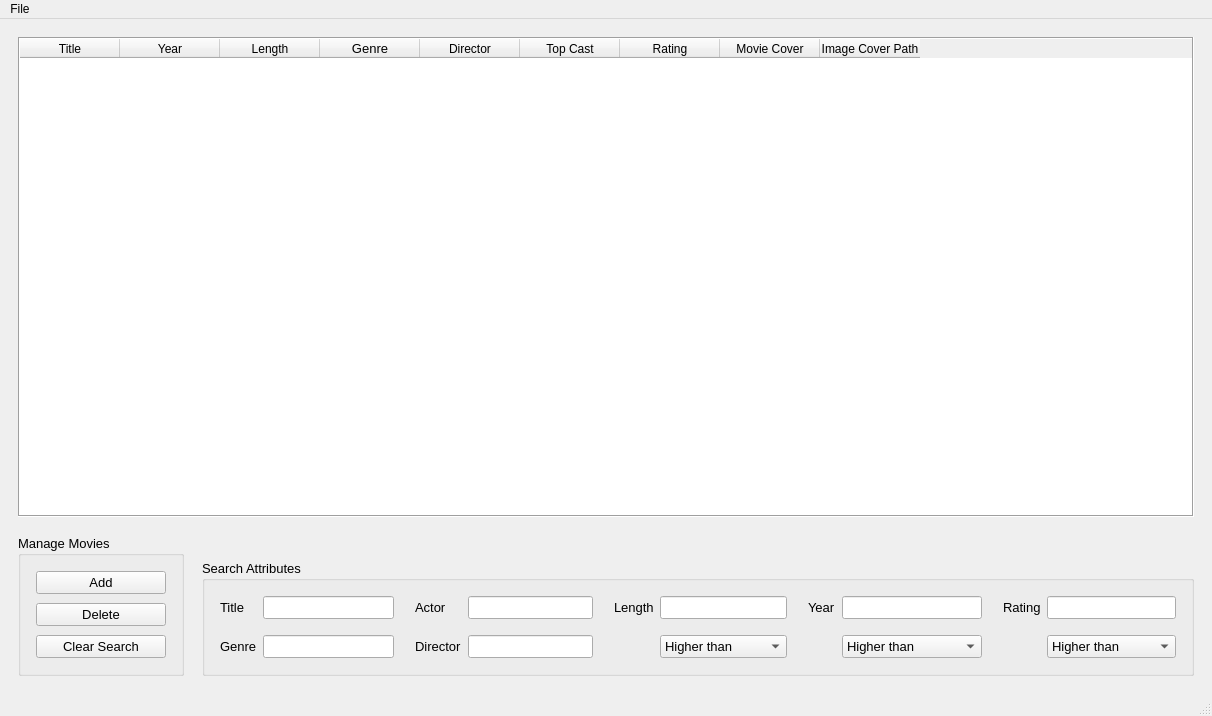
This is mainwindow.ui in filip-ba/movie-archive as Qt 5 draws it before an edit. The edited form follows.
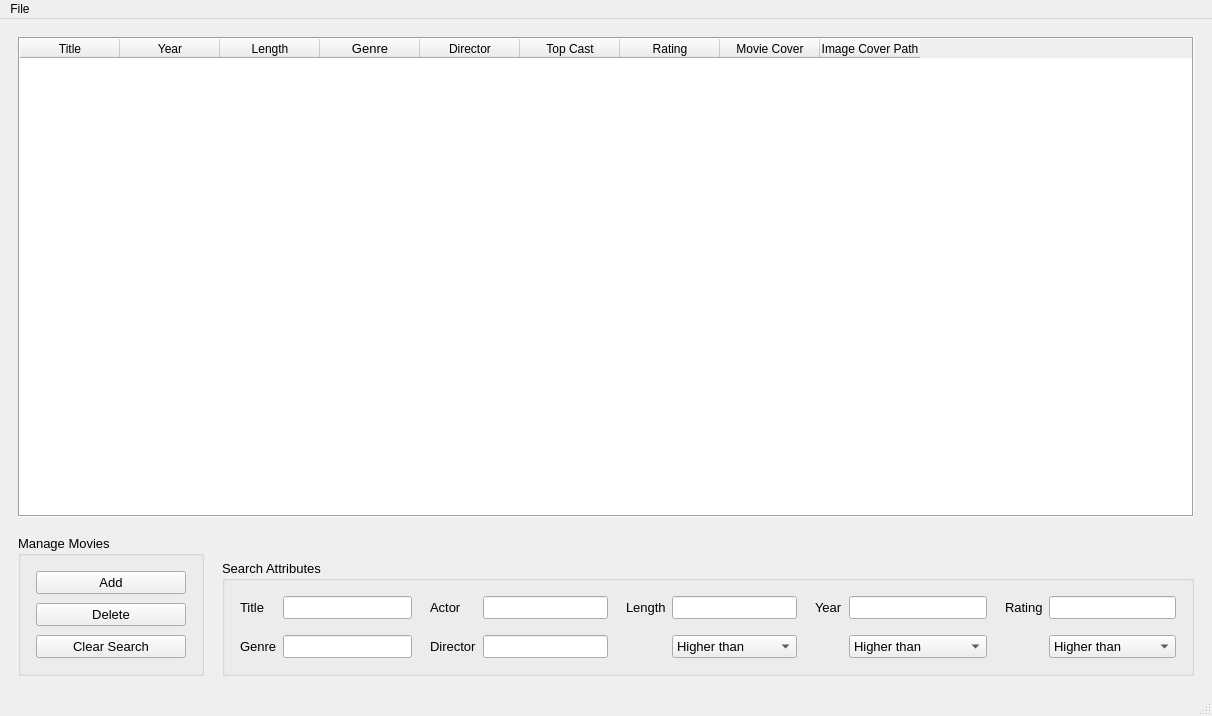
This is the edited form.

```diff
--- a/mainwindow.ui
+++ b/mainwindow.ui
@@ -10,6 +10,12 @@
     <height>716</height>
    </rect>
   </property>
+  <property name="sizePolicy">
+   <sizepolicy hsizetype="MinimumExpanding" vsizetype="Preferred">
+    <horstretch>0</horstretch>
+    <verstretch>0</verstretch>
+   </sizepolicy>
+  </property>
   <property name="windowTitle">
    <string>MainWindow</string>
   </property>
@@ -222,7 +228,7 @@
              </property>
              <property name="minimumSize">
               <size>
-               <width>120</width>
+               <width>150</width>
                <height>0</height>
               </size>
              </property>
@@ -314,10 +320,13 @@
         <property name="title">
          <string>Search Attributes</string>
         </property>
+        <property name="flat">
+         <bool>false</bool>
+        </property>
+        <property name="checkable">
+         <bool>false</bool>
+        </property>
         <layout class="QHBoxLayout" name="horizontalLayout">
-         <property name="spacing">
-          <number>9</number>
-         </property>
          <item>
           <layout class="QFormLayout" name="formLayout">
            <property name="horizontalSpacing">
@@ -346,7 +355,14 @@
             </widget>
            </item>
            <item row="0" column="1">
-            <widget class="QLineEdit" name="leSearchTitle"/>
+            <widget class="QLineEdit" name="leSearchTitle">
+             <property name="sizePolicy">
+              <sizepolicy hsizetype="MinimumExpanding" vsizetype="Fixed">
+               <horstretch>0</horstretch>
+               <verstretch>0</verstretch>
+              </sizepolicy>
+             </property>
+            </widget>
            </item>
            <item row="1" column="0">
             <widget class="QLabel" name="genreLabel">
@@ -356,7 +372,20 @@
             </widget>
            </item>
            <item row="1" column="1">
-            <widget class="QLineEdit" name="leSearchGenre"/>
+            <widget class="QLineEdit" name="leSearchGenre">
+             <property name="sizePolicy">
+              <sizepolicy hsizetype="MinimumExpanding" vsizetype="Fixed">
+               <horstretch>0</horstretch>
+               <verstretch>0</verstretch>
+              </sizepolicy>
+             </property>
+             <property name="minimumSize">
+              <size>
+               <width>0</width>
+               <height>0</height>
+              </size>
+             </property>
+            </widget>
            </item>
           </layout>
          </item>
@@ -388,7 +417,14 @@
             </widget>
            </item>
            <item row="0" column="1">
-            <widget class="QLineEdit" name="leSearchCast"/>
+            <widget class="QLineEdit" name="leSearchCast">
+             <property name="sizePolicy">
+              <sizepolicy hsizetype="MinimumExpanding" vsizetype="Fixed">
+               <horstretch>0</horstretch>
+               <verstretch>0</verstretch>
+              </sizepolicy>
+             </property>
+            </widget>
            </item>
            <item row="1" column="0">
             <widget class="QLabel" name="directorLabel">
@@ -398,7 +434,14 @@
             </widget>
            </item>
            <item row="1" column="1">
-            <widget class="QLineEdit" name="leSearchDirector"/>
+            <widget class="QLineEdit" name="leSearchDirector">
+             <property name="sizePolicy">
+              <sizepolicy hsizetype="MinimumExpanding" vsizetype="Fixed">
+               <horstretch>0</horstretch>
+               <verstretch>0</verstretch>
+              </sizepolicy>
+             </property>
+            </widget>
            </item>
           </layout>
          </item>
@@ -449,7 +492,14 @@
             </widget>
            </item>
            <item row="0" column="1">
-            <widget class="QLineEdit" name="leSearchLength"/>
+            <widget class="QLineEdit" name="leSearchLength">
+             <property name="sizePolicy">
+              <sizepolicy hsizetype="MinimumExpanding" vsizetype="Fixed">
+               <horstretch>0</horstretch>
+               <verstretch>0</verstretch>
+              </sizepolicy>
+             </property>
+            </widget>
            </item>
            <item row="1" column="0">
             <widget class="QLabel" name="sortByLabel_2">
@@ -488,7 +538,14 @@
             </widget>
            </item>
            <item row="0" column="1">
-            <widget class="QLineEdit" name="leSearchYear"/>
+            <widget class="QLineEdit" name="leSearchYear">
+             <property name="sizePolicy">
+              <sizepolicy hsizetype="MinimumExpanding" vsizetype="Fixed">
+               <horstretch>0</horstretch>
+               <verstretch>0</verstretch>
+              </sizepolicy>
+             </property>
+            </widget>
            </item>
            <item row="1" column="0">
             <widget class="QLabel" name="sortByLabel">
@@ -572,7 +629,14 @@
             </widget>
            </item>
            <item row="0" column="1">
-            <widget class="QLineEdit" name="leSearchRating"/>
+            <widget class="QLineEdit" name="leSearchRating">
+             <property name="sizePolicy">
+              <sizepolicy hsizetype="MinimumExpanding" vsizetype="Fixed">
+               <horstretch>0</horstretch>
+               <verstretch>0</verstretch>
+              </sizepolicy>
+             </property>
+            </widget>
            </item>
           </layout>
          </item>
```
Left out of the diff: 17 changed lines with no effect on the pictures.
